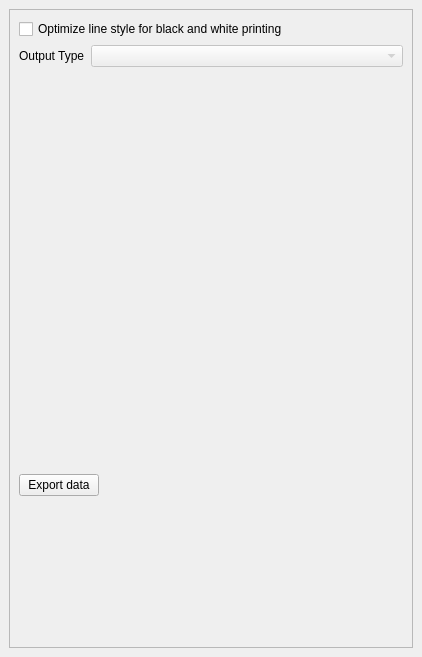
Qt form svir/ui/ui_viewer_dock.ui (gem/oq-irmt-qgis) before a commit.
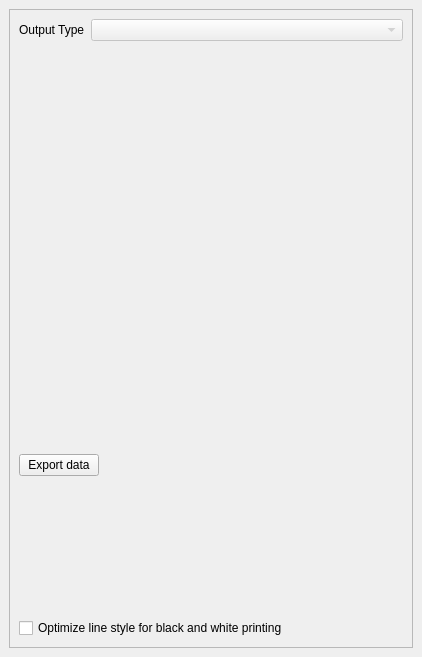
The same form after that commit. Icons and pictures are not drawn.

Commit message: Move checkbox for b/w plots below the plotting area

The edit to the form file:
```diff
--- a/svir/ui/ui_viewer_dock.ui
+++ b/svir/ui/ui_viewer_dock.ui
@@ -45,13 +45,6 @@
           <property name="sizeConstraint">
            <enum>QLayout::SetDefaultConstraint</enum>
           </property>
-          <item>
-           <widget class="QCheckBox" name="bw_chk">
-            <property name="text">
-             <string>Optimize line style for black and white printing</string>
-            </property>
-           </widget>
-          </item>
           <item>
            <layout class="QFormLayout" name="formLayout">
             <property name="sizeConstraint">
@@ -135,6 +128,13 @@
           </item>
          </layout>
         </item>
+        <item>
+         <widget class="QCheckBox" name="bw_chk">
+          <property name="text">
+           <string>Optimize line style for black and white printing</string>
+          </property>
+         </widget>
+        </item>
        </layout>
       </widget>
      </widget>
```
